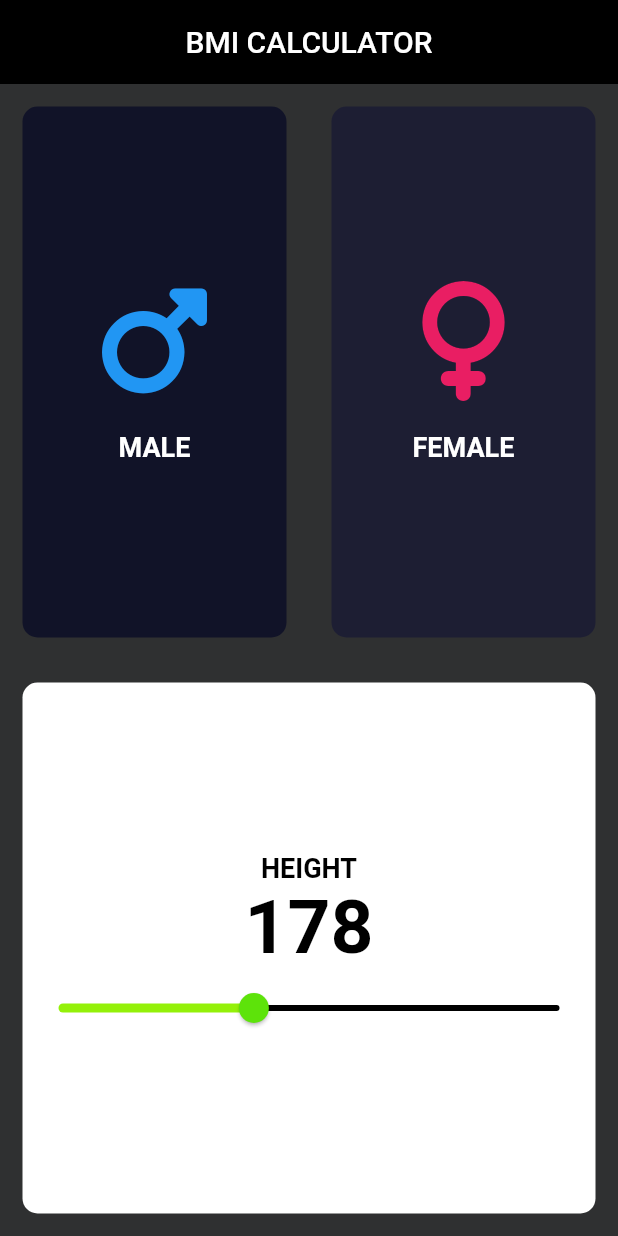
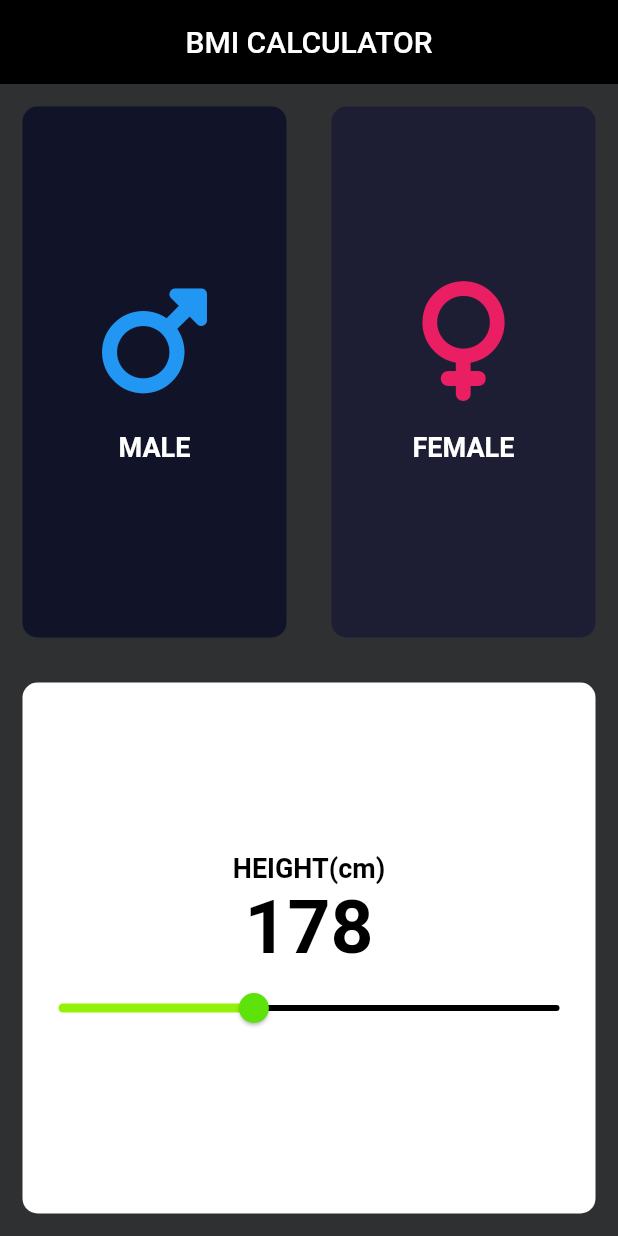
Before and after one commit to HEYKASHIF/Bmi_Calci, a Flutter app: the screen it shows after launch, on a phone screen of 412 x 824 dp. Run offline on Flutter 3.47's test engine with Material 2 defaults, Android fonts, the phone set to English and light mode, and no system bars; our stand-ins replace font_awesome_flutter.

Commit message:
3-may commit5

```diff
--- a/lib/pages/Home_page.dart
+++ b/lib/pages/Home_page.dart
@@ -79,7 +79,7 @@ class _HomePageState extends State<HomePage> {
                 mainAxisAlignment: MainAxisAlignment.center,
                 children: [
                   Text(
-                    'HEIGHT',
+                    'HEIGHT(cm)',
                     style: TextStyle(
                         fontSize: 18,
                         color: Colors.black,
```
